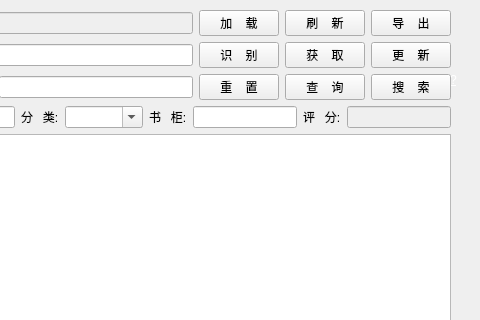
etony/myPyTool, file tools/BookList.ui: the form before one commit; both pictures show x 320 to 800 and y 0 to 320 of the 800 by 700 pixel window.
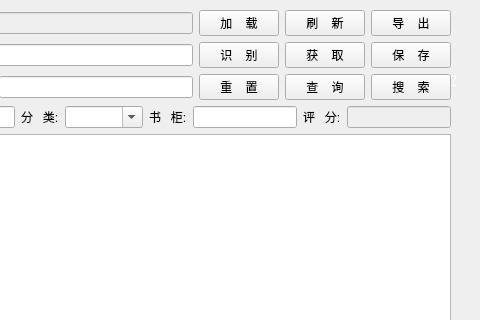
The form after the commit. Icons and pictures are not drawn.

```diff
--- a/tools/BookList.ui
+++ b/tools/BookList.ui
@@ -155,7 +155,7 @@
           <string/>
          </property>
          <property name="text">
-          <string>更    新</string>
+          <string>保    存</string>
          </property>
         </widget>
        </item>
```
